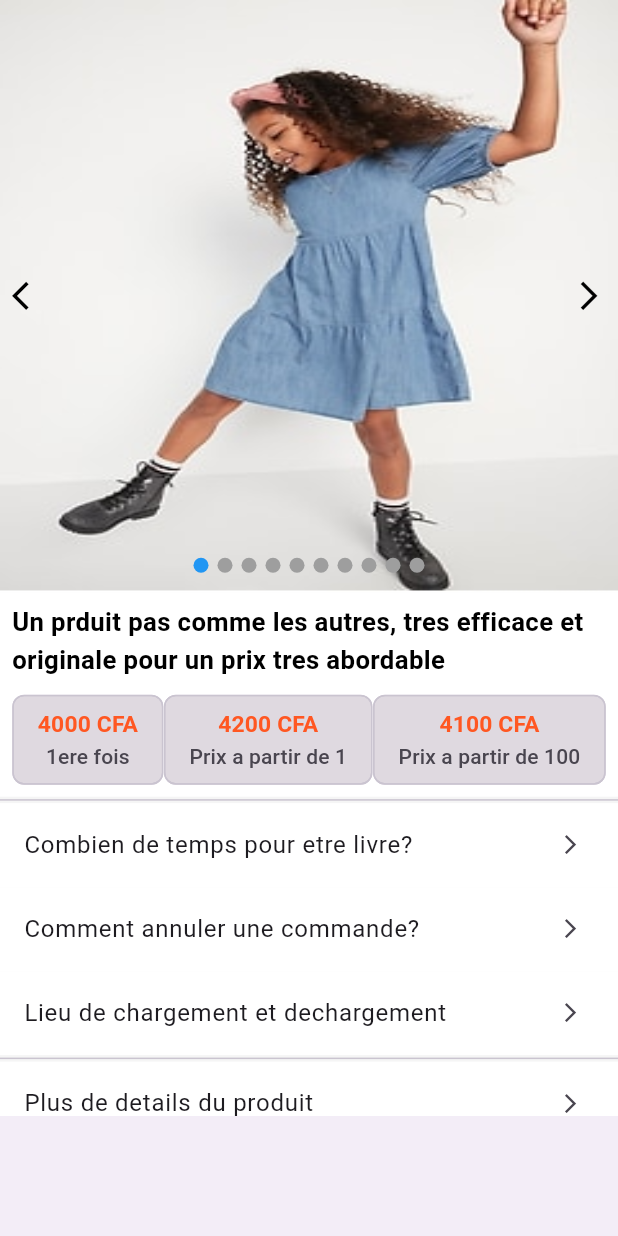
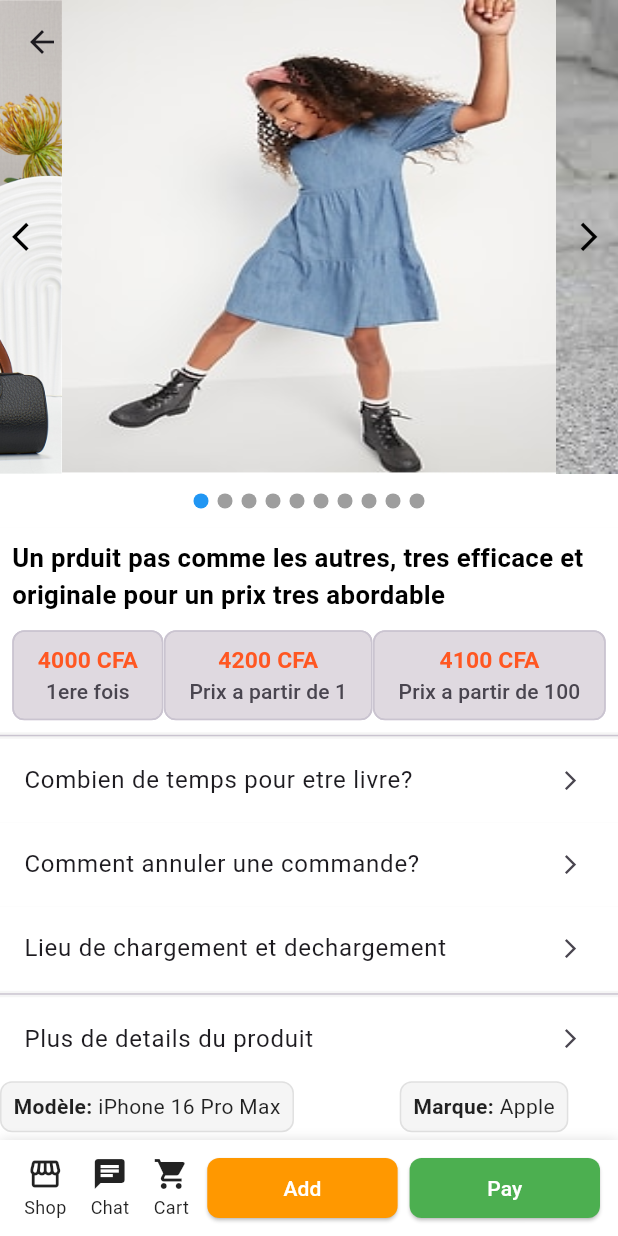
Before and after one commit to elsanal/barka, a Flutter app: the screen it shows after launch, after a tap on "Jolie habit pour bébé. Toutes les taille", on a phone screen of 412 x 824 dp. Run offline on Flutter 3.47's test engine with Material 3 defaults, Android fonts, the phone set to English and light mode, and no system bars; drawn by our look-alikes of card_swiper; our stand-ins replace flutter_riverpod, flutter_screenutil, go_router.

Commit message:
photo_show+custombottomBar

```diff
--- /dev/null
+++ b/lib/features/bottom_bar/product_bottom_bar.dart
@@ -0,0 +1,84 @@
+import 'package:flutter/material.dart';
+
+class CustomBottomBar extends StatelessWidget {
+  final VoidCallback onShop;
+  final VoidCallback onChat;
+  final VoidCallback onCartList;
+  final VoidCallback onAddToCart;
+  final VoidCallback onProceedPayment;
+
+  const CustomBottomBar({
+    super.key,
+    required this.onShop,
+    required this.onChat,
+    required this.onCartList,
+    required this.onAddToCart,
+    required this.onProceedPayment,
+  });
+
+  @override
+  Widget build(BuildContext context) {
+    return Container(
+      padding: EdgeInsets.symmetric(horizontal: 8, vertical: 8),
+      decoration: BoxDecoration(
+        color: Colors.white,
+        boxShadow: [BoxShadow(blurRadius: 6, color: Colors.black12)],
+      ),
+      child: Row(
+        mainAxisAlignment: MainAxisAlignment.spaceBetween,
+        children: [
+          _bottomIconButton(Icons.storefront, "Shop", onShop),
+          _bottomIconButton(Icons.chat, "Chat", onChat),
+          _bottomIconButton(Icons.shopping_cart, "Cart", onCartList),
+          Expanded(
+            child: Padding(
+              padding: const EdgeInsets.symmetric(horizontal: 4.0),
+              child: _coloredButton("Add", onAddToCart, Colors.orange),
+            ),
+          ),
+          Expanded(
+            child: Padding(
+              padding: const EdgeInsets.symmetric(horizontal: 4),
+              child: _coloredButton("Pay", onProceedPayment, Colors.green),
+            ),
+          ),
+        ],
+      ),
+    );
+  }
+
+  Widget _bottomIconButton(
+    IconData icon,
+    String label,
+    VoidCallback onPressed,
+  ) {
+    return GestureDetector(
+      onTap: onPressed,
+      child: Padding(
+        padding: const EdgeInsets.symmetric(horizontal: 8.0),
+        child: Column(
+          mainAxisSize: MainAxisSize.min,
+          children: [
+            Icon(icon, color: Colors.black87),
+            SizedBox(height: 2), // reduce space here
+            Text(label, style: TextStyle(fontSize: 12)),
+          ],
+        ),
+      ),
+    );
+    ;
+  }
+
+  Widget _coloredButton(String label, VoidCallback onPressed, Color color) {
+    return ElevatedButton(
+      onPressed: onPressed,
+      style: ElevatedButton.styleFrom(
+        padding: EdgeInsets.symmetric(horizontal: 14, vertical: 10),
+        backgroundColor: color,
+        foregroundColor: Colors.white,
+        shape: RoundedRectangleBorder(borderRadius: BorderRadius.circular(8)),
+      ),
+      child: Text(label),
+    );
+  }
+}
--- a/lib/features/custom_app_bar/sliver_app_bar.dart
+++ b/lib/features/custom_app_bar/sliver_app_bar.dart
@@ -4,14 +4,13 @@
 
 Widget customAppBar() {
   return SliverAppBar(
-    floating: true,
+    floating: false,
     pinned: false,
-    snap: true,
+    snap: false,
     backgroundColor: Colors.white,
     elevation: 0.0,
-    expandedHeight: 920.h,
+    expandedHeight: 820.h,
     excludeHeaderSemantics: true,
-    leading: Container(),
     flexibleSpace: FlexibleSpaceBar(
       centerTitle: true,
       collapseMode: CollapseMode.parallax,
@@ -25,6 +24,8 @@
     itemCount: 10,
     scrollDirection: Axis.horizontal,
     loop: true,
+    viewportFraction: 0.8,
+    outer: true,
     control: SwiperControl(
       color: Colors.black,
       size: 60.w,
--- a/lib/features/product/product_detail.dart
+++ b/lib/features/product/product_detail.dart
@@ -1,6 +1,8 @@
+import 'package:barka/features/bottom_bar/product_bottom_bar.dart';
 import 'package:barka/features/custom_app_bar/sliver_app_bar.dart';
 import 'package:barka/features/product/logistic_refund.dart';
 import 'package:barka/features/product/product_info_card.dart';
+import 'package:barka/features/product/product_photos_show.dart';
 import 'package:barka/features/product/similar_products.dart';
 import 'package:flutter/material.dart';
 import 'package:flutter_screenutil/flutter_screenutil.dart';
@@ -20,9 +22,16 @@
   @override
   Widget build(BuildContext context) {
     return SafeArea(
+
       child: Scaffold(
         backgroundColor: Colors.grey[100],
-        bottomNavigationBar: BottomAppBar(),
+        bottomNavigationBar: CustomBottomBar(
+          onShop: () => print('Go to Shop'),
+          onChat: () => print('Open Chat'),
+          onCartList: () => print('Open Cart List'),
+          onAddToCart: () => print('Add item to Cart'),
+          onProceedPayment: () => print('Proceed to Payment'),
+        ),
         body: CustomScrollView(
           slivers: [
             //   Sliver app bar
@@ -45,6 +54,8 @@
             similarProducts(context),
             SliverToBoxAdapter(child: Divider(height: 10.h)),
             //   Details photos of the products
+            productPhotosShow(context),
+            SliverToBoxAdapter(child: Divider(height: 10.h)),
           ],
         ),
       ),
--- a/lib/features/product/product_photos_show.dart
+++ b/lib/features/product/product_photos_show.dart
@@ -0,0 +1,26 @@
+import 'package:flutter/cupertino.dart';
+
+Widget productPhotosShow(BuildContext context) {
+  return SliverToBoxAdapter(
+    child: ListView.builder(
+      itemCount: 5,
+      shrinkWrap: true, // important when used inside another scrollable
+      physics: NeverScrollableScrollPhysics(),
+      itemBuilder: (BuildContext context, int index) {
+        return Padding(
+          padding: const EdgeInsets.symmetric(vertical: 0.0),
+          child: ClipRRect(
+            borderRadius: BorderRadius.circular(0),
+            child: AspectRatio(
+              aspectRatio: 1, // square
+              child: Image.asset(
+                'assets/images/img${1 + index}.jpeg',
+                fit: BoxFit.fill,
+              ),
+            ),
+          ),
+        );
+      },
+    ),
+  );
+}
--- a/lib/main_screens.dart
+++ b/lib/main_screens.dart
@@ -1,8 +1,9 @@
 import 'package:flutter/material.dart';
-import 'features/home/home_page.dart';
+
 import 'features/cart/cart_page.dart';
 import 'features/category/category_page.dart';
 import 'features/chat/chat_page.dart';
+import 'features/home/home_page.dart';
 import 'features/profile/profile_page.dart';
 
 class MainScreen extends StatefulWidget {
@@ -55,7 +56,8 @@
     return Scaffold(
       body: PageView(
         controller: _pageController,
-        physics: const NeverScrollableScrollPhysics(), // Disable swipe
+        onPageChanged: _onTabTapped,
+        // physics: const NeverScrollableScrollPhysics(), // Disable swipe
         children: _pages,
       ),
       bottomNavigationBar: BottomNavigationBar(
```
